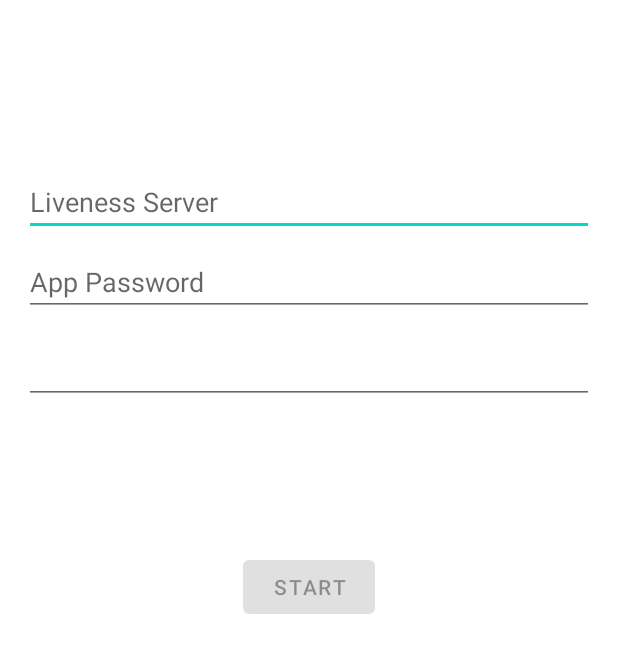
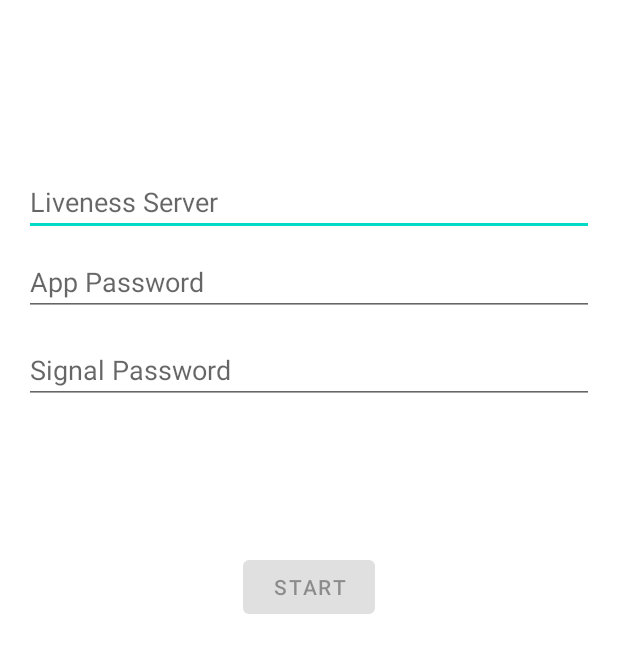
Before and after one commit to rmayr/livenesssignal-android, an Android app: the layout activity_login.xml on its own in the app's theme, with its tools: preview values and no code run, on a phone screen of 412 x 824 dp. Shown: the top 653 px of the screen. Run offline under Robolectric (Android 15) with nearby library versions, the phone set to English and light mode, and no system bars.

Commit message:
Make compile on different host and add a hint to the signal passwort login field

```diff
--- a/app/src/main/res/layout/activity_login.xml
+++ b/app/src/main/res/layout/activity_login.xml
@@ -45,6 +45,7 @@
         android:layout_height="wrap_content"
         android:layout_marginTop="13dp"
         android:ems="10"
+        android:hint="@string/prompt_signal_password"
         android:inputType="textPassword"
         android:selectAllOnFocus="true"
         app:layout_constraintEnd_toEndOf="parent"
--- a/app/src/main/res/values/strings.xml
+++ b/app/src/main/res/values/strings.xml
@@ -3,6 +3,7 @@
     <!-- Strings related to login -->
     <string name="prompt_server">Liveness Server</string>
     <string name="prompt_app_password">App Password</string>
+    <string name="prompt_signal_password">Signal Password</string>
     <string name="action_start">Start</string>
     <string name="action_start_short">Start</string>
     <string name="welcome">"Welcome !"</string>
--- a/settings.gradle
+++ b/settings.gradle
@@ -3,7 +3,6 @@ dependencyResolutionManagement {
     repositories {
         google()
         mavenCentral()
-        jcenter() // Warning: this repository is going to shut down soon
     }
 }
 rootProject.name = "Liveness Signal"
```
